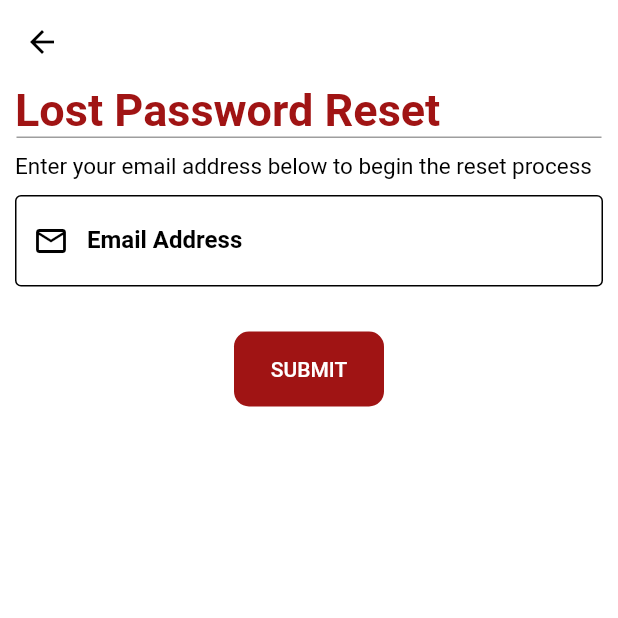
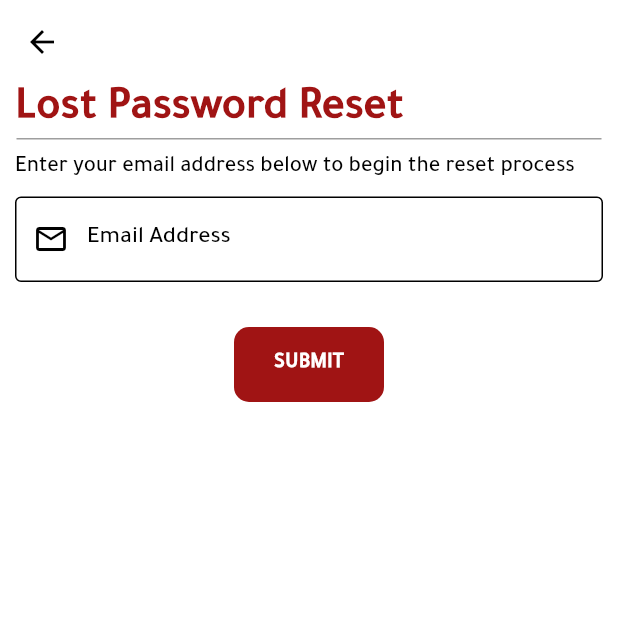
Before and after one commit to SayedAlsaka/FEDIS, a Flutter app: the screen it shows after launch, after a tap on "EN", after a tap on "LOGIN", after a tap on "FORGOT PASSWORD ?", on a phone screen of 412 x 824 dp, the top half of it. Run offline on Flutter 3.47's test engine with Material 2 defaults, Android fonts, the phone set to English and light mode, and no system bars; our stand-ins replace bloc, bot_toast, conditional_builder_null_safety, dio, easy_localization, flutter_bloc and 6 more; missing offline and left inert: splash_screen_view; accounts and stored records are empty; network calls fail; Roboto replaces fonts that are missing (Jannah).

Commit message:
Update fonts

```diff
--- a/lib/modules/login_screen/cubit/cubit.dart
+++ b/lib/modules/login_screen/cubit/cubit.dart
@@ -5,6 +5,7 @@ import 'package:fedis/models/login_response_model.dart';
 import 'package:fedis/models/reset_response_model.dart';
 import 'package:fedis/modules/login_screen/cubit/states.dart';
 import 'package:fedis/shared/network/end_points.dart';
+import 'package:fedis/shared/network/local/cash_helper.dart';
 import 'package:flutter/material.dart';
 import 'package:flutter_bloc/flutter_bloc.dart';
 import 'package:http/http.dart' as http;
@@ -84,6 +85,30 @@ class LoginCubit extends Cubit<LoginStates> {
     emit(ChangePasswordShowState());
   }
 
+  bool? isSwitched;
+  void toggleSwitch() {
+    var language = CashHelper.getData(key: 'Language');
+    print(language);
+    if(language == 'ar') {
+      isSwitched =false;
+    }
+    if(language == 'en') {
+      isSwitched =true;
+    }
+    if(isSwitched == false)
+    {
+        isSwitched = true;
+        emit(ChangeLanguageSuccess());
+        print('Language is arabic');
+    }
+    else
+    {
+        isSwitched = false;
+        emit(ChangeLanguageSuccess());
+      print('Language is English');
+
+    }
+  }
   void changeLanguage(BuildContext context)
   async{
     emit(ChangeLoadingLanguage());
--- a/lib/modules/login_screen/login_screen.dart
+++ b/lib/modules/login_screen/login_screen.dart
@@ -6,7 +6,6 @@ import 'package:fedis/layout/home_screen/home_screen.dart';
 import 'package:fedis/modules/login_screen/cubit/states.dart';
 import 'package:fedis/modules/register_screen/register_screen.dart';
 import 'package:fedis/modules/reset_password/reset_password.dart';
-import 'package:fedis/modules/splash_screen/splash_screen.dart';
 import 'package:fedis/shared/components/components.dart';
 import 'package:fedis/shared/components/constants.dart';
 import 'package:fedis/shared/network/local/cash_helper.dart';
@@ -14,8 +13,7 @@ import 'package:fedis/shared/styles/color.dart';
 import 'package:fedis/translations/locale_keys.g.dart';
 import 'package:flutter/material.dart';
 import 'package:flutter_bloc/flutter_bloc.dart';
-import 'package:fluttertoast/fluttertoast.dart';
-
+import 'package:flutter_switch/flutter_switch.dart';
 import 'cubit/cubit.dart';
 
 class LoginScreen extends StatelessWidget {
@@ -26,25 +24,22 @@ class LoginScreen extends StatelessWidget {
   @override
   Widget build(BuildContext context) {
     return BlocProvider(
-      create: (BuildContext context) => LoginCubit(),
+      create: (BuildContext context) => LoginCubit()..toggleSwitch(),
       child: BlocConsumer<LoginCubit, LoginStates>(
         listener: (BuildContext context, state) {
           if (state is LoginSuccessState) {
             currentLanguage = CashHelper.getData(key: 'Language');
-            if( currentLanguage == 'en')
-            {
-              Fluttertoast.showToast(
+            if (currentLanguage == 'en') {
+              ScaffoldMessenger.of(context).showSnackBar(
+                  snackBar(
                       msg: 'Login ${state.loginModel!.result}full',
-                toastLength: Toast.LENGTH_SHORT,
-                gravity: ToastGravity.CENTER,
+                      state: ToastStates.SUCCESS)
               );
-            }
-            else if(currentLanguage == 'ar')
-            {
-              Fluttertoast.showToast(
+            } else if (currentLanguage == 'ar') {
+              ScaffoldMessenger.of(context).showSnackBar(
+                  snackBar(
                       msg: 'تم تسجيل الدخول بنجاح',
-                toastLength: Toast.LENGTH_SHORT,
-                gravity: ToastGravity.CENTER,
+                      state: ToastStates.SUCCESS)
               );
             }
 
@@ -57,56 +52,59 @@ class LoginScreen extends StatelessWidget {
             });
           }
           if (state is LoginErrorState) {
-            if(currentLanguage == 'en')
-            {
-              Fluttertoast.showToast(
+            if (currentLanguage == 'en') {
+              ScaffoldMessenger.of(context).showSnackBar(
+                  snackBar(
                       msg: state.loginModel!.message.toString(),
-                toastLength: Toast.LENGTH_SHORT,
-                gravity: ToastGravity.CENTER,
+                      state: ToastStates.ERROR)
+              );
+            } else if (currentLanguage == 'ar') {
+              ScaffoldMessenger.of(context).showSnackBar(
+                snackBar(
+                    msg: 'البريد الالكتروني او كلمة السر غير صحيحة',
+                    state: ToastStates.ERROR)
               );
             }
-            else if(currentLanguage== 'ar')
-            {
-              Fluttertoast.showToast(
-                msg: 'البريد الالكتروني او كلمة السر غير صحيحة',
-                toastLength: Toast.LENGTH_SHORT,
-                gravity: ToastGravity.CENTER,
-              );
-            }
-
           }
         },
         builder: (BuildContext context, Object? state) {
           return Scaffold(
             appBar: AppBar(
               actions: [
-                MaterialButton(
-                  onPressed: () {
-                   //navigateAndFinish(context,const Splash());
+                Padding(
+                  padding: const EdgeInsets.only(left: 20 , right: 20),
+                  child: FlutterSwitch(
+                    width: 100,
+                    height: 50,
+                    valueFontSize: 20,
+                    toggleSize: 25,
+                    activeText: 'EN',
+                    activeColor: Colors.grey.shade400,
+                    inactiveColor: Colors.grey.shade400,
+                    inactiveTextColor: Colors.white,
+                    activeTextColor: Colors.white,
+                    inactiveText: 'ع',
+                    padding: 14,
+                    value: LoginCubit.get(context).isSwitched!,
+                    borderRadius: 30.0,
+                    showOnOff: true,
+                    onToggle: (value) {
+
                        formKey.currentState!.reset();
                        currentLanguage = CashHelper.getData(key: 'Language');
-                    if (currentLanguage ==null)
-                    {
+                       if (currentLanguage == null) {
                          CashHelper.saveData(key: 'Language', value: 'ar');
-                    } else if (currentLanguage == 'ar'){
+                       } else if (currentLanguage == 'ar') {
                          CashHelper.saveData(key: 'Language', value: 'en');
                          currentLanguage = CashHelper.getData(key: 'Language');
-
-                    }else if(currentLanguage == 'en'){
+                       } else if (currentLanguage == 'en') {
                          CashHelper.saveData(key: 'Language', value: 'ar');
                          currentLanguage = CashHelper.getData(key: 'Language');
                        }
-                    EasyLocalization.of(context)!.setLocale(Locale(currentLanguage!));
-
+                       EasyLocalization.of(context)!
+                           .setLocale(Locale(currentLanguage!));
+                       LoginCubit.get(context).toggleSwitch();
                     },
-                  child: Container(
-                    decoration: BoxDecoration(border: Border.all() ,),
-                    padding: const EdgeInsets.symmetric(horizontal: 5),
-                    child:
-                    Text(
-                      LocaleKeys.LoginScreen_LangButton.tr(),
-                      style: const TextStyle(fontWeight: FontWeight.bold , fontSize: 20),
-                    ),
                   ),
                 ),
             ],
@@ -132,7 +130,8 @@ class LoginScreen extends StatelessWidget {
                             type: TextInputType.emailAddress,
                             validate: (String? value) {
                               if (value!.isEmpty) {
-                                return LocaleKeys.LoginScreen_emailValidate1.tr();
+                                return LocaleKeys.LoginScreen_emailValidate1
+                                    .tr();
                               }
                               if (value.length < 5 ||
                                   !value.contains('@') ||
@@ -160,11 +159,13 @@ class LoginScreen extends StatelessWidget {
                             },
                             isPassword: LoginCubit.get(context).isPassword,
                             suffixPressed: () {
-                              LoginCubit.get(context).changePasswordVisibility();
+                              LoginCubit.get(context)
+                                  .changePasswordVisibility();
                             },
                             validate: (String? value) {
                               if (value!.isEmpty) {
-                                return LocaleKeys.LoginScreen_passwordValidate.tr();
+                                return LocaleKeys.LoginScreen_passwordValidate
+                                    .tr();
                               }
                               return null;
                             },
@@ -176,7 +177,7 @@ class LoginScreen extends StatelessWidget {
                           ),
                           ConditionalBuilder(
                             condition: state is! LoginLoadingState,
-                            builder: (context) => defalultButton(
+                            builder: (context) => defaultButton(
                                 function: () {
                                   if (formKey.currentState!.validate()) {
                                     LoginCubit.get(context).userLogin(
@@ -201,7 +202,8 @@ class LoginScreen extends StatelessWidget {
                                   function: () {
                                     navigatePush(context, ResetPassword());
                                   },
-                                  text: LocaleKeys.LoginScreen_ResetPassword.tr()),
+                                  text: LocaleKeys.LoginScreen_ResetPassword
+                                      .tr()),
                             ],
                           ),
                           //
@@ -210,8 +212,10 @@ class LoginScreen extends StatelessWidget {
                             children: [
                               Text(
                                 LocaleKeys.LoginScreen_NewAccount.tr(),
-                                style: const TextStyle(
-                                  color: Colors.black,
+                                style:  TextStyle(
+                                  color: Colors.grey.shade600,
+                                  fontWeight: FontWeight.bold,
+
                                 ),
                               ),
                               defaultTextButton(
@@ -221,7 +225,8 @@ class LoginScreen extends StatelessWidget {
                                     emailController.clear();
                                     passwordController.clear();
                                   },
-                                  text: LocaleKeys.LoginScreen_RegisterNow.tr()),
+                                  text:
+                                      LocaleKeys.LoginScreen_RegisterNow.tr()),
                             ],
                           ),
                         ],
--- a/lib/modules/register_screen/register_screen.dart
+++ b/lib/modules/register_screen/register_screen.dart
@@ -408,7 +408,7 @@ class RegisterScreen extends StatelessWidget {
                       ),
                       ConditionalBuilder(
                         condition: state is! RegisterLoadingState,
-                        builder: (context) => defalultButton(
+                        builder: (context) => defaultButton(
                             function: () {
                               if (formKey.currentState!.validate()) {
                                 RegisterCubit.get(context).userRegister(
--- a/lib/modules/reset_password/reset_password.dart
+++ b/lib/modules/reset_password/reset_password.dart
@@ -80,7 +80,7 @@ class ResetPassword extends StatelessWidget {
                               height: 30,
                             ),
                             Center(
-                              child: defalultButton(
+                              child: defaultButton(
                                 width: 100,
                                 function: () {
                                   if (formKey.currentState!.validate()) {
--- a/lib/shared/network/end_points.dart
+++ b/lib/shared/network/end_points.dart
@@ -8,7 +8,7 @@ const GETPAYMENTMETHODS = 'GetPaymentMethods';
 const GETACTIVESERVICES = 'GetOrders';
 const CHANGEPAYMENTMETHOD = 'UpdateInvoice';
 
-const DownloadInvoice = 'https://my.fedis.com.eg/dl.php?type=i&id=3';
+const DownloadInvoice = 'https://my.fedis.com.eg/dl.php?type=i&id=3.pdf';
 
 const URL = 'https://my.fedis.com.eg/includes/api.php';
 
--- a/lib/shared/styles/themes.dart
+++ b/lib/shared/styles/themes.dart
@@ -17,10 +17,10 @@ ThemeData darkTheme = ThemeData(
                   ),
                   backgroundColor: HexColor('333739'),
                   elevation: 0.0,
-                  iconTheme: IconThemeData(
+                  iconTheme: const IconThemeData(
                     color: Colors.white,
                   ),
-                  titleTextStyle: TextStyle(
+                  titleTextStyle: const TextStyle(
                     fontFamily:'Jannah',
 
                     color: Colors.white,
@@ -37,7 +37,7 @@ ThemeData darkTheme = ThemeData(
                 elevation: 20.0,
                 backgroundColor: HexColor('333739'),
               ),
-              textTheme: TextTheme(
+              textTheme: const TextTheme(
                 bodyText1: TextStyle(
                   fontSize: 18.0,
                   fontWeight: FontWeight.w600,
@@ -57,7 +57,8 @@ ThemeData darkTheme = ThemeData(
 ThemeData lightTheme = ThemeData(
 
               scaffoldBackgroundColor: Colors.white,
-              appBarTheme: AppBarTheme(
+              snackBarTheme: const SnackBarThemeData(contentTextStyle: TextStyle(fontFamily: 'Tajawal')),
+              appBarTheme: const AppBarTheme(
                 titleSpacing: 20.0,
                 backwardsCompatibility: false,
                 systemOverlayStyle: SystemUiOverlayStyle(
@@ -70,17 +71,17 @@ ThemeData lightTheme = ThemeData(
                   color: Colors.black,
                 ),
                 titleTextStyle: TextStyle(
-                 fontFamily:'Jannah',
+                 fontFamily:'Tajawal',
                   color: Colors.black,
                   fontSize: 20.0,
                   fontWeight: FontWeight.bold,
                 ),
               ),
-              bottomNavigationBarTheme: BottomNavigationBarThemeData(
+              bottomNavigationBarTheme: const BottomNavigationBarThemeData(
                 type: BottomNavigationBarType.fixed,
                 selectedItemColor: defaultColor,
               ),
-              textTheme: TextTheme(
+              textTheme: const TextTheme(
                 bodyText1: TextStyle(
                   fontSize: 18.0,
                   fontWeight: FontWeight.w600,
@@ -93,6 +94,6 @@ ThemeData lightTheme = ThemeData(
                   height: 1.3,
                 ),
               ),
-              fontFamily:'Jannah',
+              fontFamily:'Tajawal',
 
             );
```
Also changed, not shown: lib/layout/home_screen/cubit/cubit.dart (+1 -31 lines), lib/layout/home_screen/home_screen.dart (+19 -15 lines), lib/modules/Invoices_screen/invoice_details_screen.dart (+14 -11 lines), lib/modules/services_screen/active_services_screen.dart (+4 -4 lines), lib/shared/components/components.dart (+83 -34 lines), pubspec.yaml (+9 -6 lines), assets/fonts/Tajawal-Black.ttf, assets/fonts/Tajawal-Bold.ttf, assets/fonts/Tajawal-ExtraBold.ttf, assets/fonts/Tajawal-ExtraLight.ttf, assets/fonts/Tajawal-Light.ttf, assets/fonts/Tajawal-Medium.ttf, assets/fonts/Tajawal-Regular.ttf, pubspec.lock, 2 other files. Lines whose indentation alone changed are shown as unchanged.
